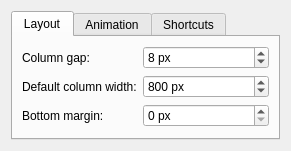
First picture: the form in drift/contents/ui/config.ui, repository epicodic/drift, before the edit.
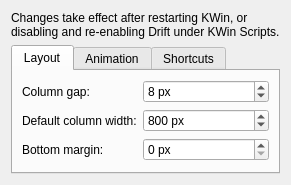
Second picture: the form after the edit.

```diff
--- a/drift/contents/ui/config.ui
+++ b/drift/contents/ui/config.ui
@@ -6,6 +6,16 @@
             <string>Drift</string>
         </property>
         <layout class="QVBoxLayout" name="layout_main">
+            <item>
+                <widget class="QLabel" name="label_restartNotice">
+                    <property name="text">
+                        <string>Changes take effect after restarting KWin, or disabling and re-enabling Drift under KWin Scripts.</string>
+                    </property>
+                    <property name="wordWrap">
+                        <bool>true</bool>
+                    </property>
+                </widget>
+            </item>
             <item>
                 <widget class="QTabWidget" name="tabWidget">
                     <property name="currentIndex">
```
